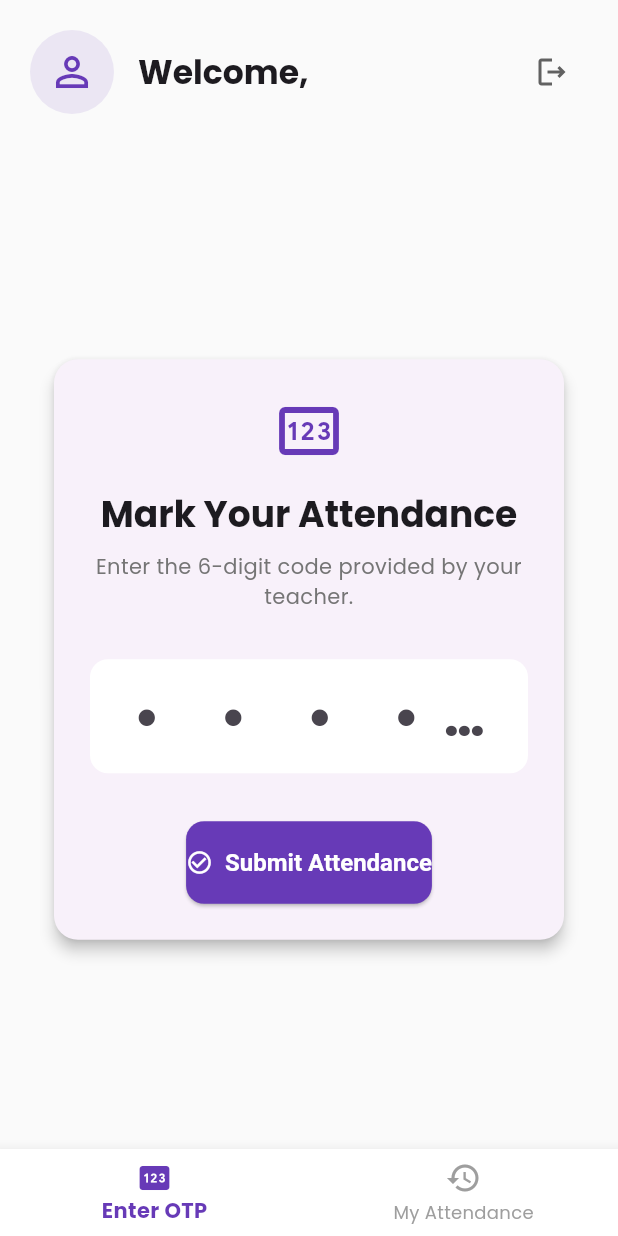
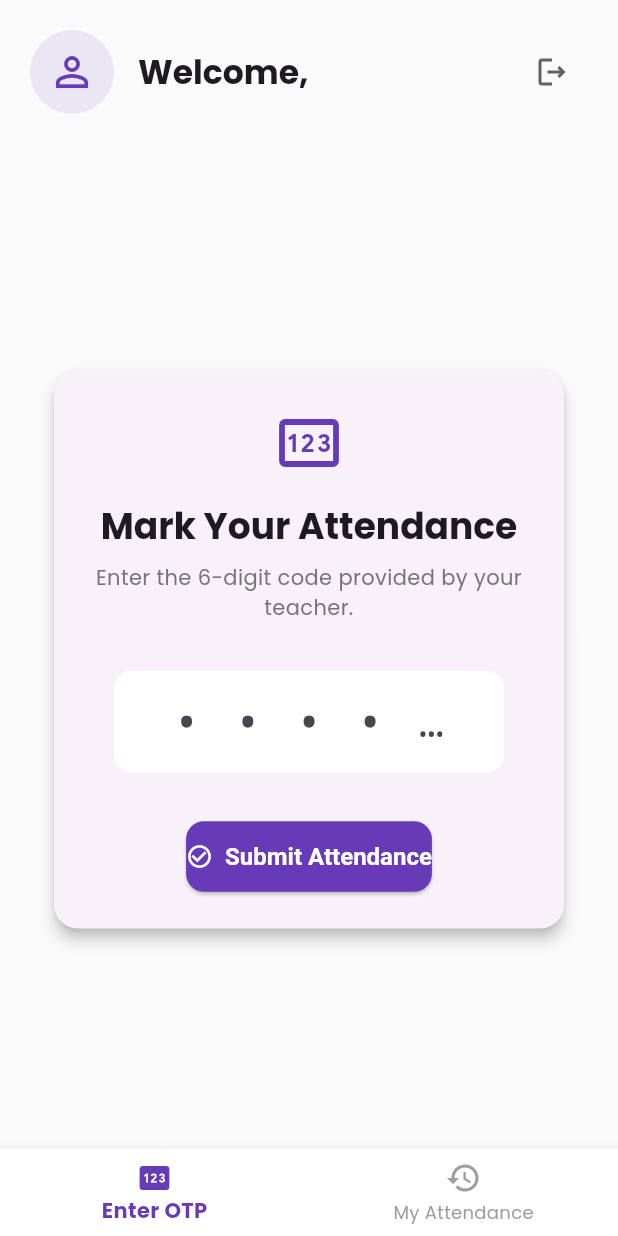
Before and after one commit to ASINRAJA123/attendance, a Flutter app: the StudentDashboardScreen screen opened directly, on a phone screen of 412 x 824 dp. Run offline on Flutter 3.47's test engine with Material 3 defaults, Android fonts, the phone set to English and light mode, and no system bars; our stand-ins replace google_fonts, shared_preferences; accounts and stored records are empty.

Commit message:
app ui update

```diff
--- a/mobile_app/lib/screens/student/otp_screen.dart
+++ b/mobile_app/lib/screens/student/otp_screen.dart
@@ -69,32 +69,41 @@
                 const SizedBox(height: 16),
                 Text(
                   'Mark Your Attendance',
-                  style: theme.textTheme.headlineSmall?.copyWith(fontWeight: FontWeight.bold),
+                  style: theme.textTheme.headlineSmall?.copyWith(
+                    fontWeight: FontWeight.bold,
+                  ),
                 ),
                 const SizedBox(height: 8),
                 Text(
                   'Enter the 6-digit code provided by your teacher.',
                   textAlign: TextAlign.center,
-                  style: theme.textTheme.bodyMedium?.copyWith(color: Colors.grey[600]),
+                  style: theme.textTheme.bodyMedium?.copyWith(
+                    color: Colors.grey[600],
+                  ),
                 ),
                 const SizedBox(height: 32),
 
                 // 2. Themed OTP Input
-                TextField(
+                SizedBox(
+                  width: 260, // keeps digits aligned
+                  child: TextField(
                     controller: _otpController,
                     maxLength: 6,
                     keyboardType: TextInputType.number,
                     inputFormatters: [FilteringTextInputFormatter.digitsOnly],
                     textAlign: TextAlign.center,
-                  style: theme.textTheme.displaySmall?.copyWith(
+                    style: theme.textTheme.headlineMedium?.copyWith(
                       fontWeight: FontWeight.bold,
-                    letterSpacing: 16,
+                      letterSpacing: 24, // even spacing
+                      fontFamily: 'monospace', // ensures alignment
                       color: theme.primaryColor,
                     ),
                     decoration: const InputDecoration(
                       counterText: '',
-                    hintText: '• • • • • •',
-                    hintStyle: TextStyle(letterSpacing: 16),
+                      hintText: '••••••',
+                      hintStyle: TextStyle(letterSpacing: 24),
+                      border: UnderlineInputBorder(),
+                    ),
                   ),
                 ),
                 const SizedBox(height: 32),
@@ -114,6 +123,12 @@
                             onPressed: _markAttendance,
                             icon: const Icon(Icons.check_circle_outline),
                             label: const Text('Submit Attendance'),
+                            style: ElevatedButton.styleFrom(
+                              padding: const EdgeInsets.symmetric(vertical: 14),
+                              shape: RoundedRectangleBorder(
+                                borderRadius: BorderRadius.circular(12),
+                              ),
+                            ),
                           ),
                   ),
                 ),
```
Lines whose indentation alone changed are shown as unchanged.
